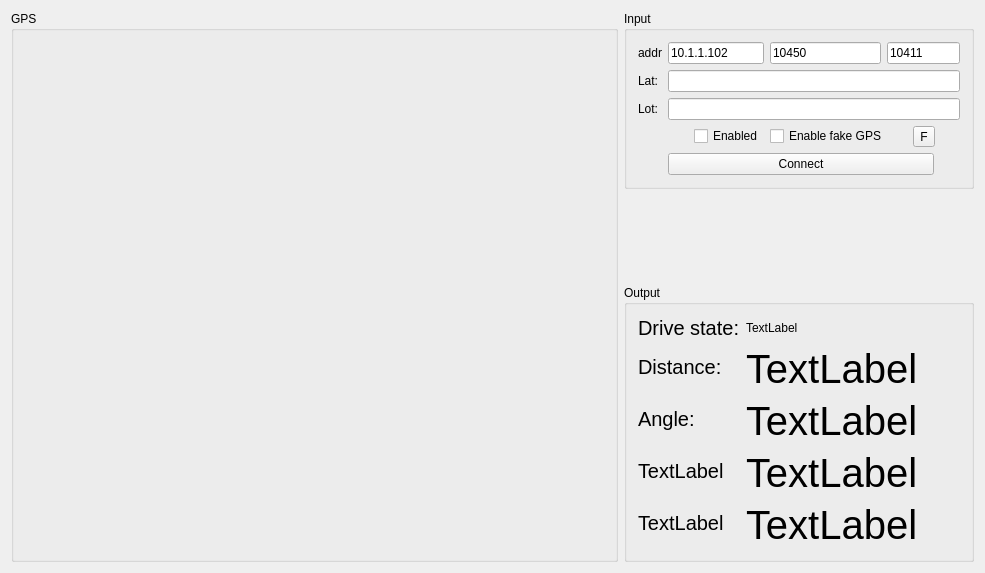
First picture: the form in software/tools/autopilotTool/AutopilotTestingTool/MainWindow.ui, repository ddomurad/mibot, before the edit.
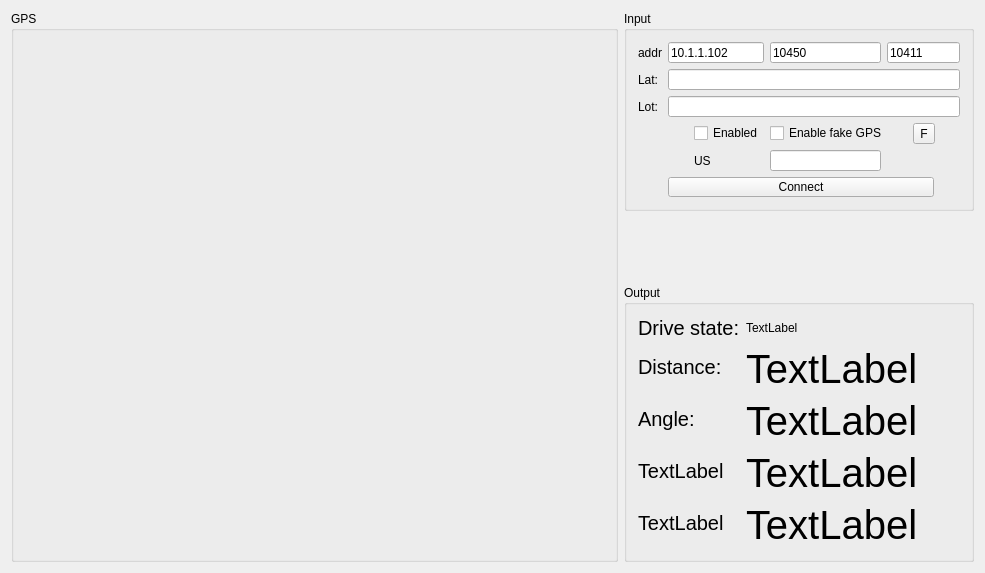
Second picture: the form after the edit. Custom widgets are drawn as their Qt base class.

Diff of the .ui file:
```diff
--- a/software/tools/autopilotTool/AutopilotTestingTool/MainWindow.ui
+++ b/software/tools/autopilotTool/AutopilotTestingTool/MainWindow.ui
@@ -151,7 +151,7 @@
       </layout>
      </widget>
     </item>
-    <item row="0" column="1">
+    <item row="0" column="1" rowspan="2">
      <widget class="QGroupBox" name="groupBox_2">
       <property name="maximumSize">
        <size>
@@ -239,6 +239,16 @@
          </property>
         </widget>
        </item>
+       <item row="4" column="2">
+        <widget class="QLabel" name="label_9">
+         <property name="text">
+          <string>US</string>
+         </property>
+        </widget>
+       </item>
+       <item row="4" column="3">
+        <widget class="QLineEdit" name="us"/>
+       </item>
       </layout>
      </widget>
     </item>
```
